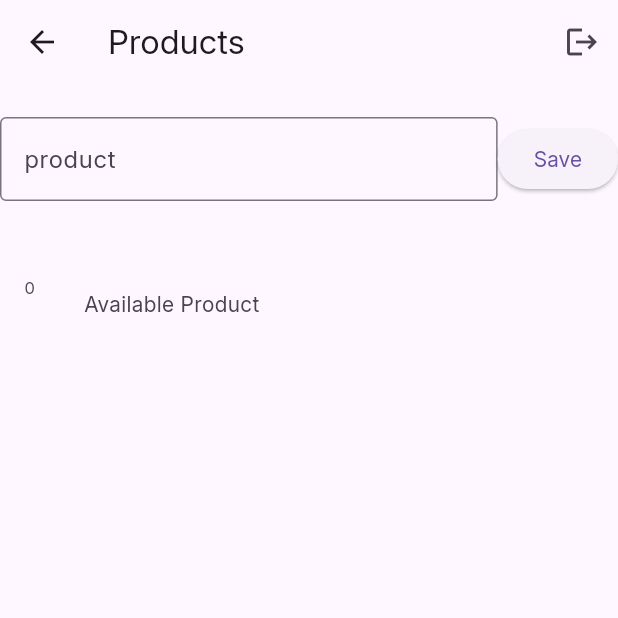
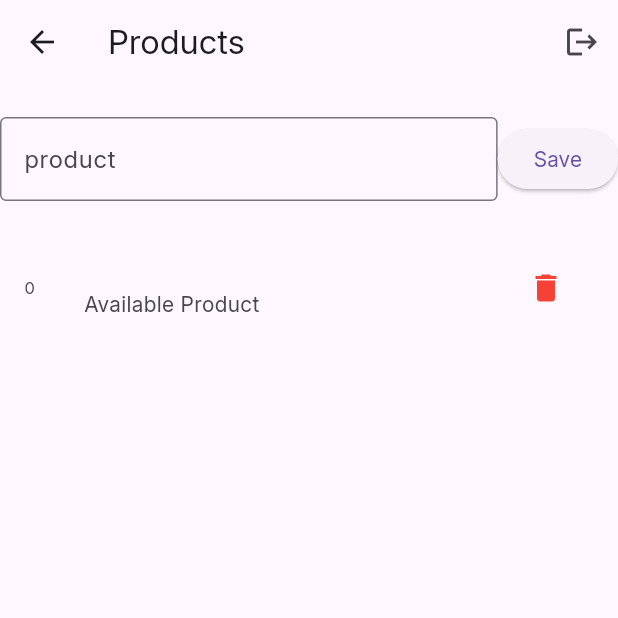
Before and after one commit to abdillahfaiz/slicing1, a Flutter app: the ProductListScreen screen opened by its route, after a tap on "Save", on a phone screen of 412 x 824 dp, the top half of it. Run offline on Flutter 3.47's test engine with Material 3 defaults, Android fonts, the phone set to English and light mode, and no system bars.

Commit message:
feat(remove list)

```diff
--- a/lib/main.dart
+++ b/lib/main.dart
@@ -17,7 +17,7 @@ class MyApp extends StatelessWidget {
     return MaterialApp(
       theme: ThemeData(fontFamily: 'Inter'),
       debugShowCheckedModeBanner: false,
-      initialRoute: '/product-list',
+      initialRoute: '/',
       routes: {
         '/' : (context) => RegisterScreen(),
         '/product-list' : (context) => ProductListScreen(),
--- a/lib/product_list.dart
+++ b/lib/product_list.dart
@@ -51,12 +51,10 @@ class _ProductListScreenState extends State<ProductListScreen> {
                 ),
                 ElevatedButton(
                   onPressed: () {
-                    final input = productController.text;
-
                     setState(() {
-                      data.add(input);
+                      data.add(productController.text);
                     });
-
+                    productController.clear();
                   },
                   child: Text("Save"),
                 )
@@ -69,8 +67,18 @@ class _ProductListScreenState extends State<ProductListScreen> {
               itemBuilder: (context, index) {
                 return ListTile(
                   onTap: () {
-                    Navigator.pushNamed(context, '/detail-product');
+                    // Navigator.pushNamed(context, '/detail-product');
                   },
+                  trailing: IconButton(
+                      onPressed: () {
+                        setState(() {
+                          data.remove(data[index]);
+                        });
+                      },
+                      icon: Icon(
+                        Icons.delete,
+                        color: Colors.red,
+                      )),
                   leading: Text(index.toString()),
                   title: Text(data[index]),
                   subtitle: Text("Available Product"),
```
Also changed, not shown: lib/register_screen.dart (+37 -8 lines).
